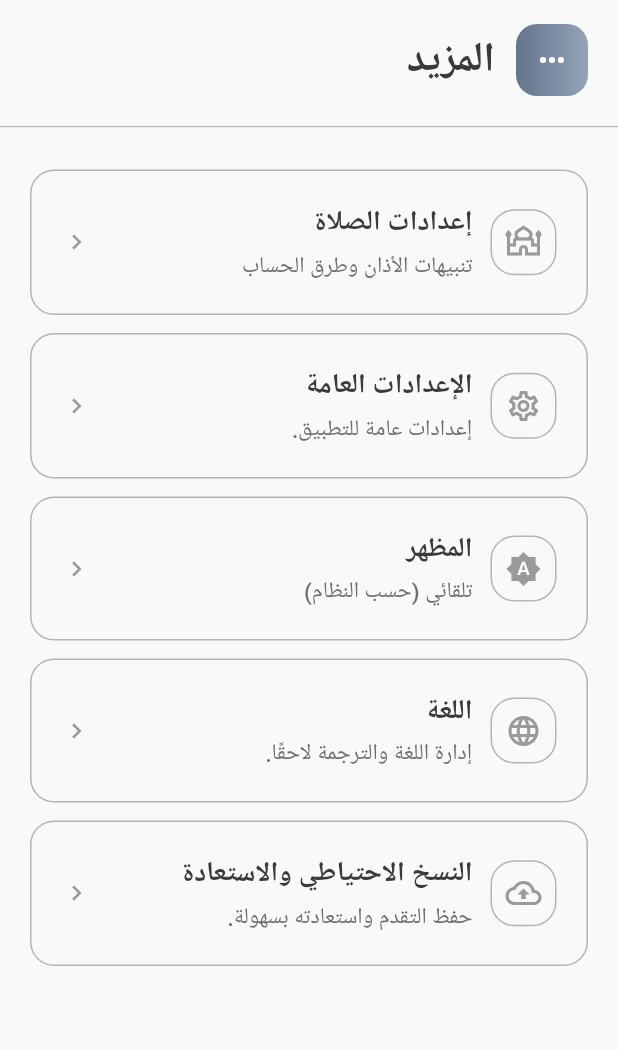
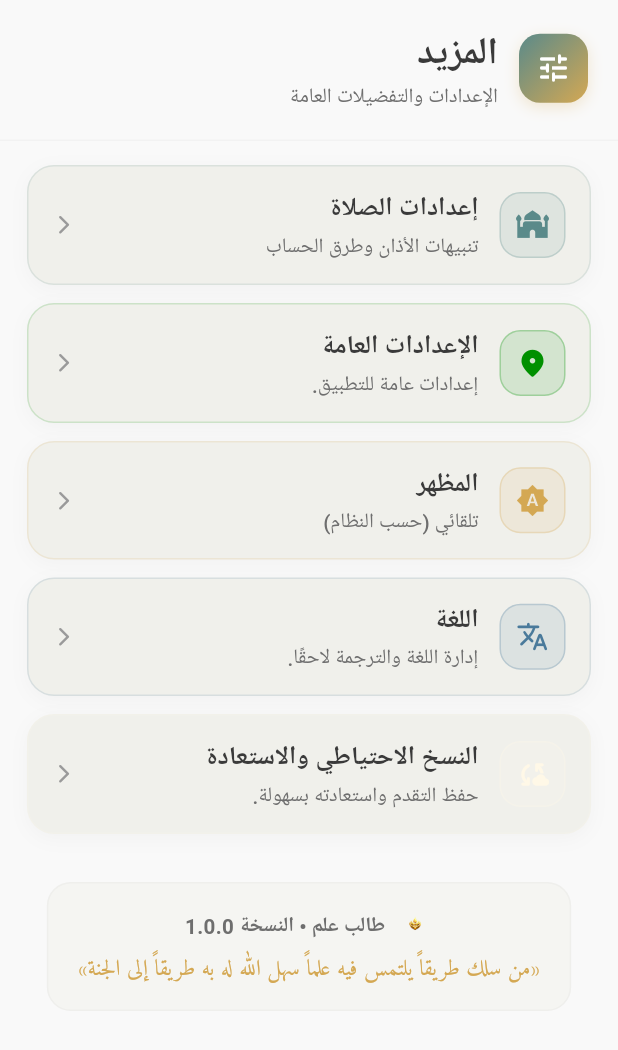
Before and after one commit to wacim-abdellli/talib_ilm, a Flutter app: the MorePage screen opened directly, on a phone screen of 412 x 824 dp. Shown: the top 1050 px of the screen. Run offline on Flutter 3.47's test engine with Material 3 defaults, Android fonts, the phone set to English and light mode, and no system bars; our stand-ins replace adhan, flutter_compass, flutter_local_notifications, flutter_timezone, geocoding, geolocator and 9 more; missing offline and left inert: quran, quran_library, syncfusion_flutter_pdfviewer; accounts and stored records are empty; network calls fail; Roboto replaces fonts that are missing (Cairo); project files that could hold a hidden picture were left out.

Commit message:
feat(ui): overhaul More & Settings screen with luxury spiritual cards and purge legacy hardcoded colors

```diff
--- a/lib/features/more/presentation/more_page.dart
+++ b/lib/features/more/presentation/more_page.dart
@@ -1,8 +1,7 @@
 import 'package:flutter/material.dart';
 import 'package:flutter/services.dart';
-import 'package:talib_ilm/shared/widgets/app_snackbar.dart';
+import '../../../shared/widgets/app_snackbar.dart';
 import '../../../app/constants/app_strings.dart';
-import '../../../app/theme/app_ui.dart';
 import '../../../app/theme/theme_colors.dart';
 import '../../../app/app.dart';
 
@@ -21,31 +20,36 @@ class MorePage extends StatelessWidget {
           _MoreSection(
             title: 'إعدادات الصلاة',
             subtitle: 'تنبيهات الأذان وطرق الحساب',
-            icon: Icons.mosque_outlined,
+            icon: Icons.mosque_rounded,
+            color: context.primaryColor,
             onTap: () => _openPrayerSettings(context),
           ),
           _MoreSection(
             title: 'الإعدادات العامة',
             subtitle: AppStrings.moreGeneralSubtitle,
-            icon: Icons.settings_outlined,
+            icon: Icons.location_on_rounded,
+            color: context.islamicGreenColor,
             onTap: () => _openLocationSettings(context),
           ),
           _MoreSection(
             title: 'المظهر',
             subtitle: themeService.themeDisplayName,
             icon: themeService.themeIcon,
+            color: context.goldColor,
             onTap: () => _showThemeSelector(context),
           ),
           _MoreSection(
             title: AppStrings.moreLanguageTitle,
             subtitle: AppStrings.moreLanguageSubtitle,
-            icon: Icons.language_outlined,
+            icon: Icons.translate_rounded,
+            color: context.celestialBlueLightColor,
             onTap: () => _showInfo(context, AppStrings.moreLanguageInfo),
           ),
           _MoreSection(
             title: AppStrings.moreBackupTitle,
             subtitle: AppStrings.moreBackupSubtitle,
-            icon: Icons.backup_outlined,
+            icon: Icons.cloud_sync_rounded,
+            color: context.goldLightColor,
             onTap: () => _showInfo(context, AppStrings.moreBackupInfo),
           ),
         ];
@@ -55,11 +59,14 @@ class MorePage extends StatelessWidget {
           body: Column(
             children: [
               Container(
-                padding: const EdgeInsets.fromLTRB(20, 16, 20, 20),
+                padding: const EdgeInsets.fromLTRB(20, 16, 20, 18),
                 decoration: BoxDecoration(
                   color: context.surfaceColor,
                   border: Border(
-                    bottom: BorderSide(color: context.borderColor, width: 1),
+                    bottom: BorderSide(
+                      color: context.outlineColor.withValues(alpha: 0.1),
+                      width: 1,
+                    ),
                   ),
                 ),
                 child: SafeArea(
@@ -67,30 +74,56 @@ class MorePage extends StatelessWidget {
                   child: Row(
                     children: [
                       Container(
-                        width: 48,
-                        height: 48,
+                        width: 46,
+                        height: 46,
                         decoration: BoxDecoration(
-                          gradient: const LinearGradient(
-                            colors: [Color(0xFF64748B), Color(0xFF94A3B8)],
+                          gradient: LinearGradient(
+                            colors: [
+                              context.primaryColor,
+                              context.goldColor,
+                            ],
+                            begin: Alignment.topLeft,
+                            end: Alignment.bottomRight,
                           ),
                           borderRadius: BorderRadius.circular(14),
+                          boxShadow: [
+                            BoxShadow(
+                              color: context.goldColor.withValues(alpha: 0.25),
+                              blurRadius: 8,
+                              offset: const Offset(0, 3),
+                            ),
+                          ],
                         ),
                         child: const Icon(
-                          Icons.more_horiz_rounded,
+                          Icons.tune_rounded,
                           color: Colors.white,
                           size: 24,
                         ),
                       ),
                       const SizedBox(width: 14),
                       Expanded(
-                        child: Text(
+                        child: Column(
+                          crossAxisAlignment: CrossAxisAlignment.start,
+                          children: [
+                            Text(
                               'المزيد',
                               style: TextStyle(
-                            fontSize: 24,
-                            fontWeight: FontWeight.w700,
+                                fontSize: 22,
+                                fontWeight: FontWeight.w800,
                                 color: context.textPrimaryColor,
+                                fontFamily: 'Cairo',
                               ),
-                          overflow: TextOverflow.ellipsis,
+                            ),
+                            Text(
+                              'الإعدادات والتفضيلات العامة',
+                              style: TextStyle(
+                                fontSize: 12,
+                                fontWeight: FontWeight.w500,
+                                color: context.textSecondaryColor,
+                                fontFamily: 'Cairo',
+                              ),
+                            ),
+                          ],
                         ),
                       ),
                     ],
@@ -98,27 +131,71 @@ class MorePage extends StatelessWidget {
                 ),
               ),
               Expanded(
-                child: Container(
-                  color: context.backgroundColor,
                 child: ListView(
-                    padding: AppUi.screenPadding,
+                  padding: const EdgeInsets.symmetric(horizontal: 18, vertical: 16),
                   physics: const BouncingScrollPhysics(
                     parent: AlwaysScrollableScrollPhysics(),
                   ),
                   children: [
-                      const SizedBox(height: AppUi.gapSM),
-                      _MoreSectionCard(section: sections[0]),
-                      const SizedBox(height: AppUi.gapMD),
-                      _MoreSectionCard(section: sections[1]),
-                      const SizedBox(height: AppUi.gapMD),
-                      _MoreSectionCard(section: sections[2]),
-                      const SizedBox(height: AppUi.gapMD),
-                      _MoreSectionCard(section: sections[3]),
-                      const SizedBox(height: AppUi.gapMD),
-                      _MoreSectionCard(section: sections[4]),
-                      const SizedBox(height: 100), // Extra padding for nav bar
+                    ...sections.map(
+                      (section) => Padding(
+                        padding: const EdgeInsets.only(bottom: 12),
+                        child: _MoreSectionCard(section: section),
+                      ),
+                    ),
+                    const SizedBox(height: 20),
+                    // App Footer Card
+                    Center(
+                      child: Container(
+                        padding: const EdgeInsets.symmetric(
+                          horizontal: 20,
+                          vertical: 16,
+                        ),
+                        decoration: BoxDecoration(
+                          color: context.surfaceContainer.withValues(alpha: 0.5),
+                          borderRadius: BorderRadius.circular(16),
+                          border: Border.all(
+                            color: context.outlineColor.withValues(alpha: 0.1),
+                          ),
+                        ),
+                        child: Column(
+                          children: [
+                            Row(
+                              mainAxisSize: MainAxisSize.min,
+                              children: [
+                                Image.asset(
+                                  'assets/images/logo.png',
+                                  width: 24,
+                                  height: 24,
+                                ),
+                                const SizedBox(width: 8),
+                                Text(
+                                  'طالب علم • النسخة 1.0.0',
+                                  style: TextStyle(
+                                    fontFamily: 'Cairo',
+                                    fontSize: 12,
+                                    fontWeight: FontWeight.w700,
+                                    color: context.textSecondaryColor,
+                                  ),
+                                ),
                               ],
                             ),
+                            const SizedBox(height: 6),
+                            Text(
+                              '«من سلك طريقاً يلتمس فيه علماً سهل الله له به طريقاً إلى الجنة»',
+                              style: TextStyle(
+                                fontFamily: 'Amiri',
+                                fontSize: 13,
+                                color: context.goldColor,
+                              ),
+                              textAlign: TextAlign.center,
+                            ),
+                          ],
+                        ),
+                      ),
+                    ),
+                    const SizedBox(height: 100), // Extra padding for floating nav bar
+                  ],
                 ),
               ),
             ],
@@ -135,9 +212,9 @@ class MorePage extends StatelessWidget {
   void _showThemeSelector(BuildContext context) {
     showModalBottomSheet<void>(
       context: context,
-      backgroundColor: context.surfaceColor,
+      backgroundColor: context.surfaceContainer,
       shape: const RoundedRectangleBorder(
-        borderRadius: BorderRadius.vertical(top: Radius.circular(20)),
+        borderRadius: BorderRadius.vertical(top: Radius.circular(24)),
       ),
       builder: (_) => SafeArea(
         child: Padding(
@@ -148,10 +225,10 @@ class MorePage extends StatelessWidget {
             children: [
               Center(
                 child: Container(
-                  width: 40,
+                  width: 42,
                   height: 4,
                   decoration: BoxDecoration(
-                    color: context.borderColor,
+                    color: context.outlineColor.withValues(alpha: 0.3),
                     borderRadius: BorderRadius.circular(2),
                   ),
                 ),
@@ -160,45 +237,49 @@ class MorePage extends StatelessWidget {
               Text(
                 'اختر المظهر',
                 style: TextStyle(
-                  fontSize: 20,
+                  fontSize: 18,
                   fontWeight: FontWeight.w700,
                   color: context.textPrimaryColor,
+                  fontFamily: 'Cairo',
                 ),
               ),
               const SizedBox(height: 16),
               _ThemeOption(
-                icon: Icons.brightness_auto,
+                icon: Icons.brightness_auto_rounded,
                 title: 'تلقائي',
                 subtitle: 'حسب إعدادات الجهاز',
                 isSelected: themeService.isSystem,
                 onTap: () {
+                  HapticFeedback.lightImpact();
                   themeService.setThemeMode(ThemeMode.system);
                   Navigator.pop(context);
                 },
               ),
-              const SizedBox(height: 12),
+              const SizedBox(height: 10),
               _ThemeOption(
-                icon: Icons.light_mode,
+                icon: Icons.light_mode_rounded,
                 title: 'الوضع الفاتح',
                 subtitle: 'مظهر فاتح دائماً',
                 isSelected: themeService.isLight,
                 onTap: () {
+                  HapticFeedback.lightImpact();
                   themeService.setThemeMode(ThemeMode.light);
                   Navigator.pop(context);
                 },
               ),
-              const SizedBox(height: 12),
+              const SizedBox(height: 10),
               _ThemeOption(
-                icon: Icons.dark_mode,
+                icon: Icons.dark_mode_rounded,
                 title: 'الوضع الداكن',
                 subtitle: 'مظهر داكن دائماً',
                 isSelected: themeService.isDark,
                 onTap: () {
+                  HapticFeedback.lightImpact();
                   themeService.setThemeMode(ThemeMode.dark);
                   Navigator.pop(context);
                 },
               ),
-              const SizedBox(height: 8),
+              const SizedBox(height: 12),
             ],
           ),
         ),
@@ -213,7 +294,7 @@ class MorePage extends StatelessWidget {
       backgroundColor: Colors.transparent,
       shape: const RoundedRectangleBorder(
         borderRadius: BorderRadius.vertical(
-          top: Radius.circular(AppUi.radiusMD),
+          top: Radius.circular(24),
         ),
       ),
       builder: (_) => Container(
@@ -230,7 +311,7 @@ class MorePage extends StatelessWidget {
       context: context,
       shape: const RoundedRectangleBorder(
         borderRadius: BorderRadius.vertical(
-          top: Radius.circular(AppUi.radiusMD),
+          top: Radius.circular(24),
         ),
       ),
       builder: (_) => LocationSettingsSheet(
@@ -265,12 +346,14 @@ class _ThemeOption extends StatelessWidget {
         padding: const EdgeInsets.all(16),
         decoration: BoxDecoration(
           color: isSelected
-              ? context.primaryColor.withValues(alpha: 0.1)
+              ? context.goldColor.withValues(alpha: 0.12)
               : context.surfaceSecondaryColor,
-          borderRadius: BorderRadius.circular(14),
+          borderRadius: BorderRadius.circular(16),
           border: Border.all(
-            color: isSelected ? context.primaryColor : context.borderColor,
-            width: isSelected ? 2 : 1,
+            color: isSelected
+                ? context.goldColor
+                : context.outlineColor.withValues(alpha: 0.2),
+            width: isSelected ? 1.5 : 1,
           ),
         ),
         child: Row(
@@ -280,14 +363,14 @@ class _ThemeOption extends StatelessWidget {
               height: 44,
               decoration: BoxDecoration(
                 color: isSelected
-                    ? context.primaryColor.withValues(alpha: 0.15)
-                    : context.borderColor.withValues(alpha: 0.5),
+                    ? context.goldColor.withValues(alpha: 0.2)
+                    : context.surfaceElevatedColor,
                 shape: BoxShape.circle,
               ),
               child: Icon(
                 icon,
                 color: isSelected
-                    ? context.primaryColor
+                    ? context.goldColor
                     : context.textSecondaryColor,
                 size: 22,
               ),
@@ -300,15 +383,17 @@ class _ThemeOption extends StatelessWidget {
                   Text(
                     title,
                     style: TextStyle(
-                      fontSize: 16,
-                      fontWeight: FontWeight.w600,
+                      fontFamily: 'Cairo',
+                      fontSize: 15,
+                      fontWeight: FontWeight.w700,
                       color: context.textPrimaryColor,
                     ),
                   ),
                   Text(
                     subtitle,
                     style: TextStyle(
-                      fontSize: 13,
+                      fontFamily: 'Cairo',
+                      fontSize: 12,
                       color: context.textSecondaryColor,
                     ),
                   ),
@@ -316,7 +401,7 @@ class _ThemeOption extends StatelessWidget {
               ),
             ),
             if (isSelected)
-              Icon(Icons.check_circle, color: context.primaryColor, size: 24),
+              Icon(Icons.check_circle_rounded, color: context.goldColor, size: 24),
           ],
         ),
       ),
@@ -328,12 +413,14 @@ class _MoreSection {
   final String title;
   final String subtitle;
   final IconData icon;
+  final Color color;
   final VoidCallback onTap;
 
   _MoreSection({
     required this.title,
     required this.subtitle,
     required this.icon,
+    required this.color,
     required this.onTap,
   });
 }
@@ -352,8 +439,8 @@ class _MoreSectionCardState extends State<_MoreSectionCard> {
 
   @override
   Widget build(BuildContext context) {
-    final isDark = Theme.of(context).brightness == Brightness.dark;
-    final radius = BorderRadius.circular(AppUi.radiusMD);
+    final isDark = context.isDark;
+    final color = widget.section.color;
 
     return GestureDetector(
       onTapDown: (_) => setState(() => _isPressed = true),
@@ -364,68 +451,48 @@ class _MoreSectionCardState extends State<_MoreSectionCard> {
       },
       onTapCancel: () => setState(() => _isPressed = false),
       child: AnimatedScale(
-        scale: _isPressed ? 0.97 : 1.0,
+        scale: _isPressed ? 0.98 : 1.0,
         duration: const Duration(milliseconds: 150),
         curve: Curves.easeOutCubic,
         child: Container(
-          padding: AppUi.cardPadding,
+          padding: const EdgeInsets.symmetric(horizontal: 16, vertical: 14),
           decoration: BoxDecoration(
-            gradient: isDark
-                ? LinearGradient(
-                    colors: _isPressed
-                        ? [const Color(0xFF1A1A1A), const Color(0xFF0F0F0F)]
-                        : [const Color(0xFF0A0A0A), const Color(0xFF0A0A0A)],
-                  )
-                : null,
-            color: isDark
-                ? null
-                : (_isPressed
-                      ? context.surfaceSecondaryColor
-                      : context.surfaceColor),
-            borderRadius: radius,
+            color: context.surfaceContainer,
+            borderRadius: BorderRadius.circular(18),
             border: Border.all(
-              color: isDark
-                  ? (_isPressed
-                        ? const Color(0xFF2A2A2A)
-                        : const Color(0xFF1F1F1F))
-                  : context.borderColor,
-              width: AppUi.dividerThickness,
+              color: color.withValues(alpha: isDark ? 0.2 : 0.15),
+              width: 1,
             ),
-            boxShadow: _isPressed && isDark
-                ? [
+            boxShadow: [
               BoxShadow(
-                      color: const Color(0xFF00D9C0).withValues(alpha: 0.1),
-                      blurRadius: 12,
-                      spreadRadius: -2,
+                color: Colors.black.withValues(
+                  alpha: isDark ? 0.2 : 0.03,
                 ),
-                  ]
-                : null,
+                blurRadius: 10,
+                offset: const Offset(0, 3),
+              ),
+            ],
           ),
           child: Row(
             children: [
               Container(
-                width: AppUi.iconBoxSize,
-                height: AppUi.iconBoxSize,
+                width: 44,
+                height: 44,
                 decoration: BoxDecoration(
-                  color: isDark
-                      ? const Color(0xFF141414)
-                      : context.backgroundColor,
-                  borderRadius: radius,
+                  color: color.withValues(alpha: 0.12),
+                  borderRadius: BorderRadius.circular(14),
                   border: Border.all(
-                    color: isDark
-                        ? const Color(0xFF1F1F1F)
-                        : context.borderColor,
-                    width: AppUi.dividerThickness,
+                    color: color.withValues(alpha: 0.25),
+                    width: 1,
                   ),
                 ),
                 child: Icon(
                   widget.section.icon,
-                  color: isDark
-                      ? const Color(0xFFA1A1A1)
-                      : context.textTertiaryColor,
+                  color: color,
+                  size: 22,
                 ),
               ),
-              const SizedBox(width: AppUi.gapMD),
+              const SizedBox(width: 14),
               Expanded(
                 child: Column(
                   crossAxisAlignment: CrossAxisAlignment.start,
@@ -433,16 +500,18 @@ class _MoreSectionCardState extends State<_MoreSectionCard> {
                     Text(
                       widget.section.title,
                       style: TextStyle(
-                        fontSize: 16,
+                        fontFamily: 'Cairo',
+                        fontSize: 15,
                         fontWeight: FontWeight.w700,
                         color: context.textPrimaryColor,
                       ),
                     ),
-                    const SizedBox(height: AppUi.gapXS),
+                    const SizedBox(height: 2),
                     Text(
                       widget.section.subtitle,
                       style: TextStyle(
-                        fontSize: 13,
+                        fontFamily: 'Cairo',
+                        fontSize: 12,
                         fontWeight: FontWeight.w500,
                         color: context.textSecondaryColor,
                       ),
@@ -451,11 +520,9 @@ class _MoreSectionCardState extends State<_MoreSectionCard> {
                 ),
               ),
               Icon(
-                Icons.chevron_left,
-                color: isDark
-                    ? const Color(0xFF666666)
-                    : context.textTertiaryColor,
-                size: 20,
+                Icons.arrow_back_ios_rounded,
+                color: context.textTertiaryColor,
+                size: 15,
               ),
             ],
           ),
```
Lines whose indentation alone changed are shown as unchanged.
